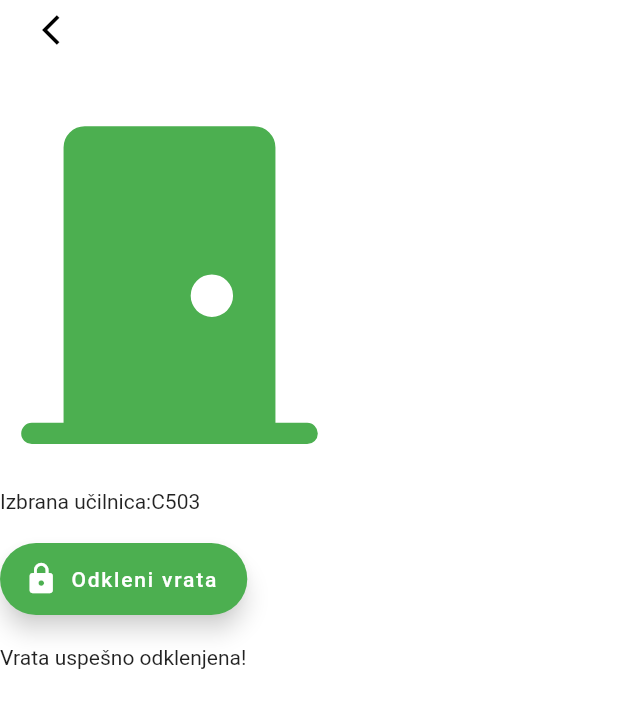
After one commit to SCVApp/SCVAppFlutter, a Flutter app: the DoorUnlockPage screen opened directly, after a tap on "Odkleni vrata", on a phone screen of 412 x 824 dp. The commit adds this screen. Shown: the top 708 px of the screen. Run offline on Flutter 3.47's test engine with Material 2 defaults, Android fonts, the phone set to English and light mode, and no system bars; our stand-ins replace babstrap_settings_screen, cached_network_image, dots_indicator, flutter_linkify, flutter_svg, get and 8 more; missing offline and left inert: app_settings, dart:ffi, ff_navigation_bar, flutter_picker, flutter_web_auth; accounts and stored records are empty.

Commit message:
Naredil dodaten page za door Unlock

```diff
--- /dev/null
+++ b/lib/DoorUnlock/DoorUnlockUser.dart
@@ -0,0 +1,66 @@
+import 'package:flutter/material.dart';
+import 'package:qr_flutter/qr_flutter.dart';
+import 'package:scv_app/Components/backBtn.dart';
+import 'package:scv_app/DoorUnlock/components/DoorCardWidget.dart';
+import 'package:scv_app/DoorUnlock/components/DoorCardsWidget.dart';
+import '../Data/data.dart';
+import 'package:flutter_svg/flutter_svg.dart';
+
+class DoorUnlockUserPage extends StatefulWidget {
+  DoorUnlockUserPage({Key key, this.data}) : super(key: key);
+
+  final Data data;
+
+  _DoorUnlockUserPage createState() => _DoorUnlockUserPage();
+}
+
+class _DoorUnlockUserPage extends State<DoorUnlockUserPage> {
+  @override
+  void initState() {
+    super.initState();
+  }
+
+  @override
+  Widget build(BuildContext context) {
+    return Scaffold(
+        body: SafeArea(
+            child: Wrap(
+      spacing: 20,
+      direction: Axis.vertical,
+      alignment: WrapAlignment.center,
+      children: [
+        backButton(context),
+        Container(
+          height: (MediaQuery.of(context).size.width * 0.5) + 40,
+          //add svg asset image
+          child: SvgPicture.asset(
+            'assets/Door_Closed.svg',
+            color: Colors.green,
+            height: (MediaQuery.of(context).size.width * 0.5) + 20,
+          ),
+        ),
+        Row(
+          mainAxisAlignment: MainAxisAlignment.spaceBetween,
+          children: [
+            Text("Izbrana učilnica:"),
+            Text("C503"),
+          ],
+        ),
+        //button with lock icon and text Odlkleni vrata
+        FloatingActionButton.extended(
+          onPressed: () {},
+          icon: Icon(
+            Icons.lock,
+            size: 23,
+          ),
+          label: const Text("Odkleni vrata"),
+          backgroundColor: Colors.green,
+          foregroundColor: Colors.white,
+        ),
+        Container(
+          child: Text("Vrata uspešno odklenjena!"),
+        ),
+      ],
+    )));
+  }
+}
--- a/lib/DoorUnlock/doorUnlockPage.dart
+++ b/lib/DoorUnlock/doorUnlockPage.dart
@@ -1,9 +1,11 @@
 import 'package:flutter/material.dart';
 import 'package:qr_flutter/qr_flutter.dart';
 import 'package:scv_app/Components/backBtn.dart';
+import 'package:scv_app/DoorUnlock/DoorUnlockUser.dart';
 import 'package:scv_app/DoorUnlock/components/DoorCardWidget.dart';
 import 'package:scv_app/DoorUnlock/components/DoorCardsWidget.dart';
 import '../Data/data.dart';
+
 
 class DoorUnlockPage extends StatefulWidget {
   DoorUnlockPage({Key key, this.data}) : super(key: key);
@@ -28,6 +30,17 @@ class _DoorUnlockPage extends State<DoorUnlockPage> {
         backButton(context),
         DoorCardsWidget(),
         Text("Test"),
+        //button go to another page
+        TextButton(
+          child: Text("Odkleni vrata"),
+          onPressed: () {
+            Navigator.push(
+              context,
+              MaterialPageRoute(builder: (context) => DoorUnlockUserPage()),
+            );
+          },
+        ),
+
       ],
     )));
   }
--- a/pubspec.yaml
+++ b/pubspec.yaml
@@ -53,6 +53,7 @@ dependencies:
   dots_indicator: ^2.1.0
   qr_flutter: ^4.0.0
   uni_links: ^0.5.1
+  flutter_svg: ^1.1.5
 
 dev_dependencies:
   flutter_launcher_icons: ^0.10.0
```
Also changed, not shown: assets/Door_Closed.svg (added).
